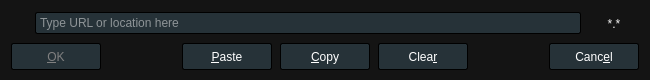
The window that Baka MPlayer/ui/LocationDialog.ui (u8sand/Baka-MPlayer) describes before a commit, drawn with Qt 5.
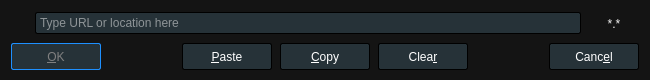
The same window after the commit. Icons and pictures are not drawn.

Commit message: QPushButton: differentiate a Dialog's default button's style

What changed in the file:
```diff
--- a/Baka MPlayer/ui/LocationDialog.ui
+++ b/Baka MPlayer/ui/LocationDialog.ui
@@ -113,7 +113,7 @@
         <string notr="true">QPushButton {
     background: #263238;
 	color: white;
-	border: 1px outset black;
+	border: 1px solid dodgerblue;
 	border-radius: 2px;
     min-width: 88px;
 	min-height: 25px;
```
Left out of the diff: 10 changed lines with no effect on the pictures. The commit also changes 4 other files.
